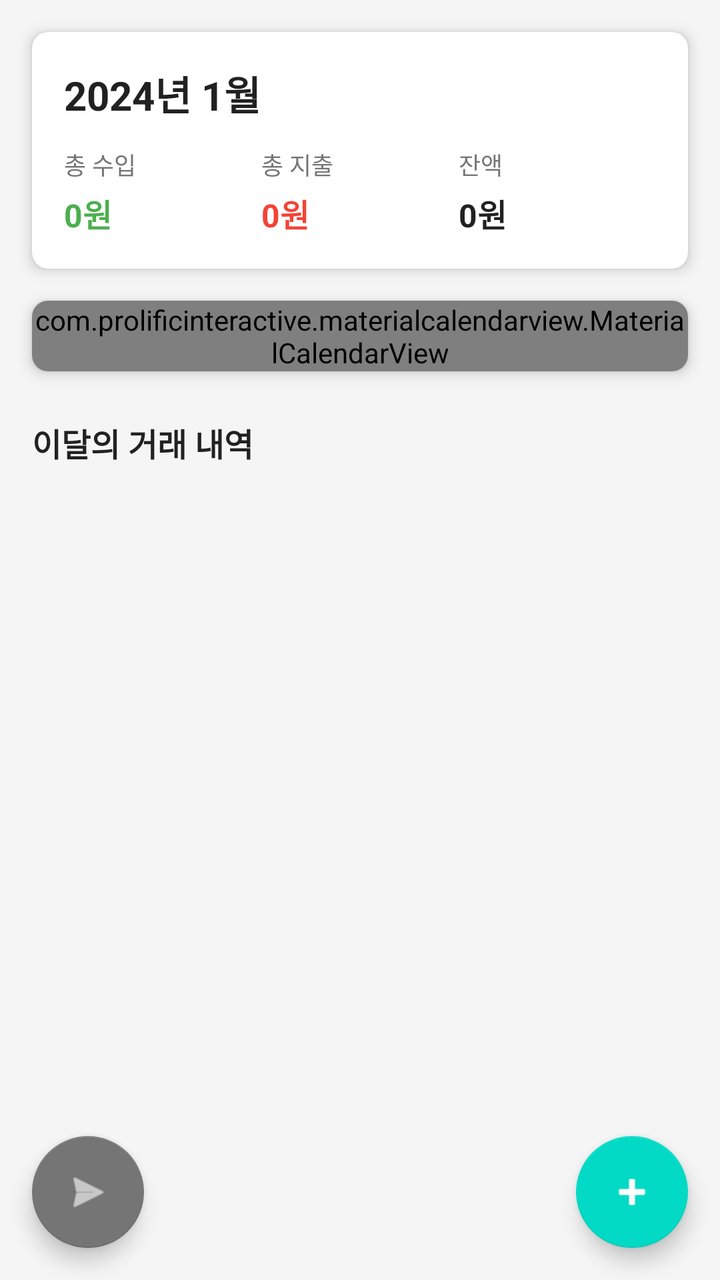
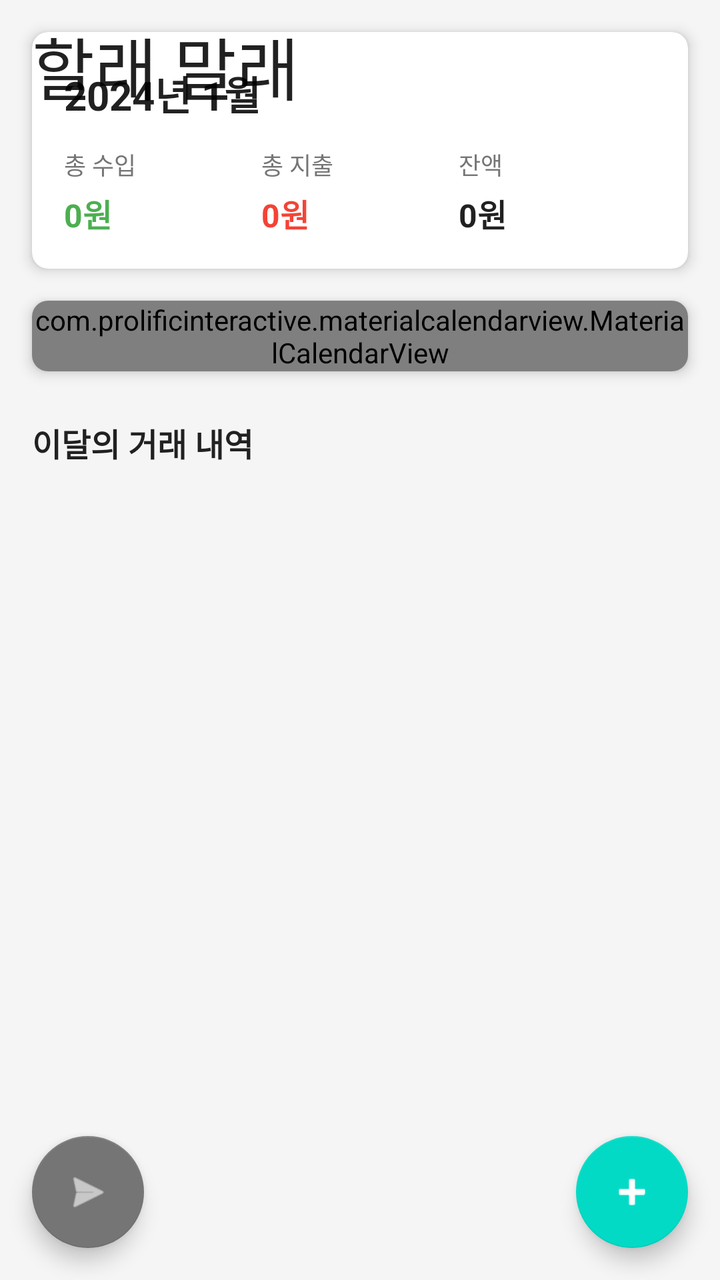

Two renders of the same Android screen: before a commit and after it. Below are the layout's source before the change and the commit's diff.
<!-- AndroidManifest.xml: activity theme Theme.FinanceTracker -->
<!-- res/layout/activity_main.xml -->
<?xml version="1.0" encoding="utf-8"?>
<androidx.coordinatorlayout.widget.CoordinatorLayout
    xmlns:android="http://schemas.android.com/apk/res/android"
    xmlns:app="http://schemas.android.com/apk/res-auto"
    android:layout_width="match_parent"
    android:layout_height="match_parent"
    android:background="@color/background">

    <com.google.android.material.appbar.AppBarLayout
        android:id="@+id/appBarLayout"
        android:layout_width="match_parent"
        android:layout_height="wrap_content"
        android:background="@color/background"
        app:elevation="0dp">

        <com.google.android.material.appbar.CollapsingToolbarLayout
            android:id="@+id/collapsingToolbar"
            android:layout_width="match_parent"
            android:layout_height="wrap_content"
            app:layout_scrollFlags="scroll|exitUntilCollapsed"
            app:contentScrim="@color/background">

            <LinearLayout
                android:layout_width="match_parent"
                android:layout_height="wrap_content"
                android:orientation="vertical"
                app:layout_collapseMode="parallax">

                
                <androidx.cardview.widget.CardView
                    android:layout_width="match_parent"
                    android:layout_height="wrap_content"
                    android:layout_margin="16dp"
                    app:cardCornerRadius="8dp"
                    app:cardElevation="4dp">

                    <LinearLayout
                        android:layout_width="match_parent"
                        android:layout_height="wrap_content"
                        android:orientation="vertical"
                        android:padding="16dp">

                        <TextView
                            android:id="@+id/monthYearText"
                            android:layout_width="wrap_content"
                            android:layout_height="wrap_content"
                            android:text="2024년 1월"
                            android:textSize="20sp"
                            android:textStyle="bold"
                            android:textColor="@color/text_primary"/>

                        <LinearLayout
                            android:layout_width="match_parent"
                            android:layout_height="wrap_content"
                            android:orientation="horizontal"
                            android:layout_marginTop="12dp">

                            <LinearLayout
                                android:layout_width="0dp"
                                android:layout_height="wrap_content"
                                android:layout_weight="1"
                                android:orientation="vertical">

                                <TextView
                                    android:layout_width="wrap_content"
                                    android:layout_height="wrap_content"
                                    android:text="@string/total_income"
                                    android:textSize="12sp"
                                    android:textColor="@color/text_secondary"/>

                                <TextView
                                    android:id="@+id/totalIncomeText"
                                    android:layout_width="wrap_content"
                                    android:layout_height="wrap_content"
                                    android:text="0원"
                                    android:textSize="16sp"
                                    android:textStyle="bold"
                                    android:textColor="@color/income_color"
                                    android:layout_marginTop="4dp"/>
                            </LinearLayout>

                            <LinearLayout
                                android:layout_width="0dp"
                                android:layout_height="wrap_content"
                                android:layout_weight="1"
                                android:orientation="vertical">

                                <TextView
                                    android:layout_width="wrap_content"
                                    android:layout_height="wrap_content"
                                    android:text="@string/total_expense"
                                    android:textSize="12sp"
                                    android:textColor="@color/text_secondary"/>

                                <TextView
                                    android:id="@+id/totalExpenseText"
                                    android:layout_width="wrap_content"
                                    android:layout_height="wrap_content"
                                    android:text="0원"
                                    android:textSize="16sp"
                                    android:textStyle="bold"
                                    android:textColor="@color/expense_color"
                                    android:layout_marginTop="4dp"/>
                            </LinearLayout>

                            <LinearLayout
                                android:layout_width="0dp"
                                android:layout_height="wrap_content"
                                android:layout_weight="1"
                                android:orientation="vertical">

                                <TextView
                                    android:layout_width="wrap_content"
                                    android:layout_height="wrap_content"
                                    android:text="@string/balance"
                                    android:textSize="12sp"
                                    android:textColor="@color/text_secondary"/>

                                <TextView
                                    android:id="@+id/balanceText"
                                    android:layout_width="wrap_content"
                                    android:layout_height="wrap_content"
                                    android:text="0원"
                                    android:textSize="16sp"
                                    android:textStyle="bold"
                                    android:textColor="@color/text_primary"
                                    android:layout_marginTop="4dp"/>
                            </LinearLayout>
                        </LinearLayout>
                    </LinearLayout>
                </androidx.cardview.widget.CardView>

                
                <androidx.cardview.widget.CardView
                    android:layout_width="match_parent"
                    android:layout_height="wrap_content"
                    android:layout_marginStart="16dp"
                    android:layout_marginEnd="16dp"
                    android:layout_marginBottom="8dp"
                    app:cardCornerRadius="8dp"
                    app:cardElevation="4dp">

                    <com.prolificinteractive.materialcalendarview.MaterialCalendarView
                        android:id="@+id/calendarView"
                        android:layout_width="match_parent"
                        android:layout_height="wrap_content"
                        app:mcv_showOtherDates="all"
                        app:mcv_selectionColor="@color/primary"/>
                </androidx.cardview.widget.CardView>

            </LinearLayout>

        </com.google.android.material.appbar.CollapsingToolbarLayout>

    </com.google.android.material.appbar.AppBarLayout>

    <androidx.core.widget.NestedScrollView
        android:layout_width="match_parent"
        android:layout_height="match_parent"
        app:layout_behavior="@string/appbar_scrolling_view_behavior">

        <LinearLayout
            android:layout_width="match_parent"
            android:layout_height="wrap_content"
            android:orientation="vertical">

            
            <TextView
                android:id="@+id/monthlyTransactionsHeader"
                android:layout_width="wrap_content"
                android:layout_height="wrap_content"
                android:text="이달의 거래 내역"
                android:textSize="16sp"
                android:textStyle="bold"
                android:textColor="@color/text_primary"
                android:layout_marginStart="16dp"
                android:layout_marginTop="16dp"
                android:layout_marginBottom="8dp"/>

            <androidx.recyclerview.widget.RecyclerView
                android:id="@+id/recentTransactionsRecyclerView"
                android:layout_width="match_parent"
                android:layout_height="wrap_content"
                android:layout_marginStart="16dp"
                android:layout_marginEnd="16dp"
                android:layout_marginBottom="80dp"
                android:nestedScrollingEnabled="false"/>

        </LinearLayout>

    </androidx.core.widget.NestedScrollView>

    
    <com.google.android.material.floatingactionbutton.FloatingActionButton
        android:id="@+id/fabTest"
        android:layout_width="wrap_content"
        android:layout_height="wrap_content"
        android:layout_gravity="bottom|start"
        android:layout_margin="16dp"
        android:src="@android:drawable/ic_menu_send"
        android:contentDescription="테스트 알림"
        app:backgroundTint="@color/text_secondary"
        app:tint="@color/white"/>

    
    <com.google.android.material.floatingactionbutton.FloatingActionButton
        android:id="@+id/fabAddTransaction"
        android:layout_width="wrap_content"
        android:layout_height="wrap_content"
        android:layout_gravity="bottom|end"
        android:layout_margin="16dp"
        android:src="@android:drawable/ic_input_add"
        android:contentDescription="@string/add_transaction"
        app:tint="@color/white"/>

</androidx.coordinatorlayout.widget.CoordinatorLayout>
<!-- resources referenced by this layout -->
<resources>
  <color name="background">#F5F5F5</color>
  <color name="expense_color">#F44336</color>
  <color name="income_color">#4CAF50</color>
  <color name="primary">#2196F3</color>
  <color name="text_primary">#212121</color>
  <color name="text_secondary">#757575</color>
  <color name="white">#FFFFFFFF</color>
  <string name="add_transaction">거래 추가</string>
  <string name="balance">잔액</string>
  <string name="total_expense">총 지출</string>
  <string name="total_income">총 수입</string>
  <style name="Theme.FinanceTracker" parent="Theme.MaterialComponents.DayNight.DarkActionBar">
          <item name="colorPrimary">@color/primary</item>
          <item name="colorPrimaryDark">@color/primary_dark</item>
          <item name="colorAccent">@color/accent</item>
          <item name="android:windowBackground">@color/background</item>
      </style>
  <color name="primary_dark">#1976D2</color>
  <color name="accent">#FF5722</color>
</resources>

<!-- the commit's change to res/layout/activity_main.xml (unified diff, before → after) -->
@@ -18,7 +18,12 @@
             android:layout_width="match_parent"
             android:layout_height="wrap_content"
             app:layout_scrollFlags="scroll|exitUntilCollapsed"
-            app:contentScrim="@color/background">
+            app:contentScrim="@color/primary_color"
+            app:title="@string/app_name"
+            app:expandedTitleGravity="top"
+            app:expandedTitleMarginStart="16dp"
+            app:expandedTitleMarginTop="16dp"
+            app:collapsedTitleTextAppearance="@style/TextAppearance.AppCompat.Widget.ActionBar.Title">
 
             <LinearLayout
                 android:layout_width="match_parent"
@@ -149,6 +154,13 @@
                 </androidx.cardview.widget.CardView>
 
             </LinearLayout>
+
+            <androidx.appcompat.widget.Toolbar
+                android:id="@+id/toolbar"
+                android:layout_width="match_parent"
+                android:layout_height="?attr/actionBarSize"
+                app:layout_collapseMode="pin"
+                app:popupTheme="@style/ThemeOverlay.AppCompat.Light" />
 
         </com.google.android.material.appbar.CollapsingToolbarLayout>
 
<!-- resource entries referenced after the edit -->
@@ -8,6 +8,7 @@
   <color name="text_secondary">#757575</color>
   <color name="white">#FFFFFFFF</color>
   <string name="add_transaction">거래 추가</string>
+  <string name="app_name">할래 말래</string>
   <string name="balance">잔액</string>
   <string name="total_expense">총 지출</string>
   <string name="total_income">총 수입</string>
